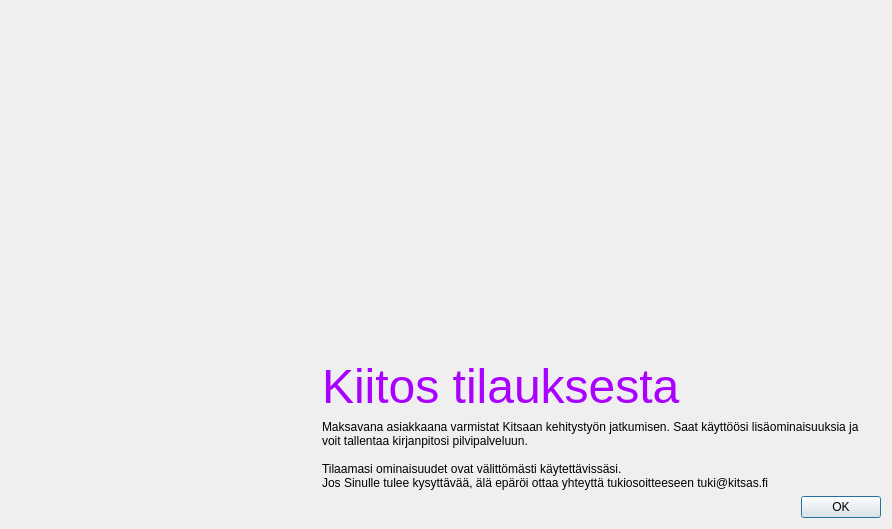
Before: the Qt Designer form kitsas/tilaus/kiitos.ui in artoh/kitupiikki, drawn with Qt 5.
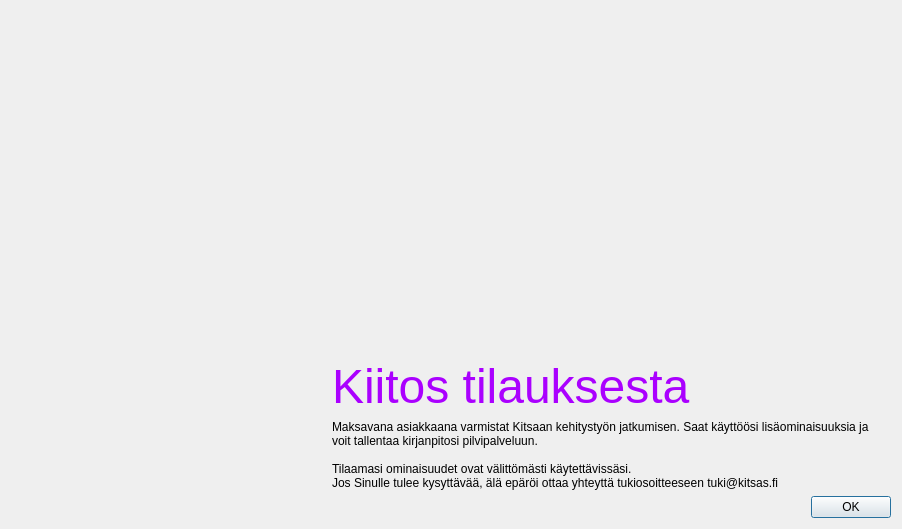
After: the same form once the commit is applied. Icons and pictures are not drawn.

What changed in the file:
```diff
--- a/kitsas/tilaus/kiitos.ui
+++ b/kitsas/tilaus/kiitos.ui
@@ -6,7 +6,7 @@
    <rect>
     <x>0</x>
     <y>0</y>
-    <width>892</width>
+    <width>902</width>
     <height>529</height>
    </rect>
   </property>
```
Left out of the diff: 2 changed lines with no effect on the pictures.
